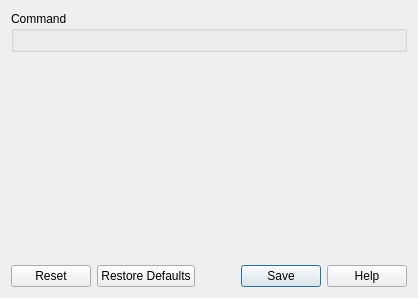
testmana2/mks, file v2/branches/dev/monkey/src/pluginsmanager/ui/UICLIToolSettings.ui: the form before one commit.
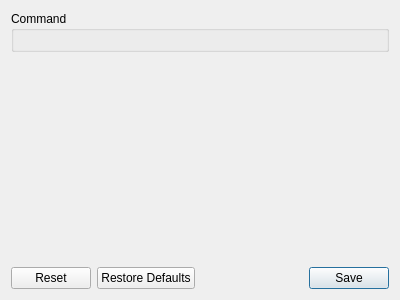
The form after the commit. Custom widgets are drawn as their Qt base class.

Commit message: Remove help button, it's now handled in CommandEditor widget.

Patch:
```diff
--- a/v2/branches/dev/monkey/src/pluginsmanager/ui/UICLIToolSettings.ui
+++ b/v2/branches/dev/monkey/src/pluginsmanager/ui/UICLIToolSettings.ui
@@ -6,8 +6,8 @@
    <rect>
     <x>0</x>
     <y>0</y>
-    <width>418</width>
-    <height>298</height>
+    <width>400</width>
+    <height>300</height>
    </rect>
   </property>
   <property name="windowTitle">
@@ -42,7 +42,7 @@
    <item>
     <widget class="QDialogButtonBox" name="dbbButtons">
      <property name="standardButtons">
-      <set>QDialogButtonBox::Help|QDialogButtonBox::Reset|QDialogButtonBox::RestoreDefaults|QDialogButtonBox::Save</set>
+      <set>QDialogButtonBox::Reset|QDialogButtonBox::RestoreDefaults|QDialogButtonBox::Save</set>
      </property>
     </widget>
    </item>
```
The commit also changes 2 other files.
